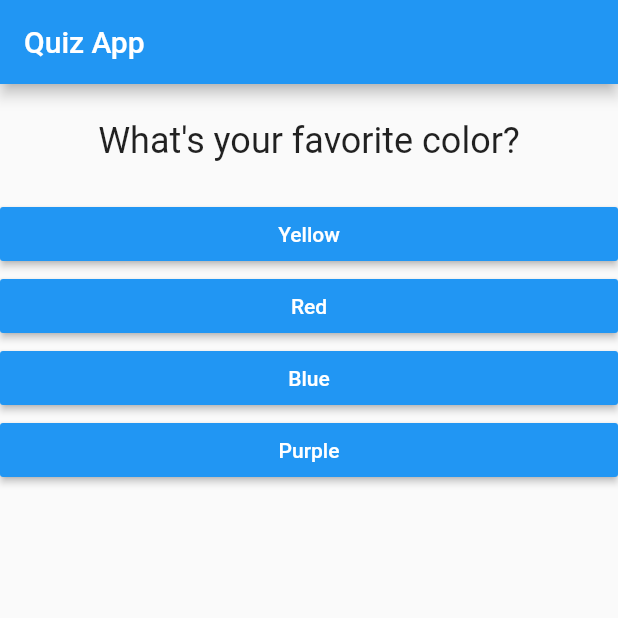
After one commit to yoga-au/learn-flutter-part-1, a Flutter app: the screen it shows after launch, on a phone screen of 412 x 824 dp, the top half of it. The commit adds this screen. Run offline on Flutter 3.47's test engine with Material 2 defaults, Android fonts, the phone set to English and light mode, and no system bars.

Commit message:
splitting widget

```diff
--- a/lib/main.dart
+++ b/lib/main.dart
@@ -2,8 +2,8 @@
 import 'package:flutter/material.dart';
 
 // custom widget import
-import './question.dart';
-import './answer.dart';
+import './quiz.dart';
+import './result.dart';
 
 void main() => runApp(App());
 
@@ -18,7 +18,7 @@ class App extends StatefulWidget {
 class _AppState extends State<App> {
   var _questionIndex = 0;
 
-  static const questions = [
+  static const _questions = [
     {
       'question': 'What\'s your favorite color?',
       'answers': ['Yellow', 'Red', 'Blue', 'Purple'],
@@ -47,20 +47,12 @@ class _AppState extends State<App> {
           appBar: AppBar(
             title: Text('Quiz App'),
           ),
-          body: _questionIndex < questions.length
-              ? Column(
-                  children: [
-                    Question(
-                        questionText: questions[_questionIndex]['question']),
-                    ...(questions[_questionIndex]['answers'] as List<String>)
-                        .map((answer) {
-                      return Answer(_answerQuestion, answer);
-                    }).toList()
-                  ],
-                )
-              : Center(
-                  child: Text('You did it!'),
-                )),
+          body: _questionIndex < _questions.length
+              ? Quiz(
+                  questionList: _questions,
+                  questionIndex: _questionIndex,
+                  answerHandler: _answerQuestion)
+              : Result()),
     );
   }
 }
--- a/lib/question.dart
+++ b/lib/question.dart
@@ -4,7 +4,7 @@ class Question extends StatelessWidget {
   final String questionText;
 
   // constructor can be treated like props in react
-  Question({this.questionText});
+  Question({@required this.questionText});
 
   @override
   Widget build(BuildContext context) {
--- /dev/null
+++ b/lib/quiz.dart
@@ -0,0 +1,29 @@
+import 'package:flutter/material.dart';
+
+// import custom widget
+import './question.dart';
+import './answer.dart';
+
+class Quiz extends StatelessWidget {
+  final List<Map<String, Object>> questionList;
+  final int questionIndex;
+  final Function answerHandler;
+
+  Quiz(
+      {@required this.questionList,
+      @required this.questionIndex,
+      @required this.answerHandler});
+
+  @override
+  Widget build(BuildContext context) {
+    return Column(
+      children: [
+        Question(questionText: questionList[questionIndex]['question']),
+        ...(questionList[questionIndex]['answers'] as List<String>)
+            .map((answer) {
+          return Answer(answerHandler, answer);
+        }).toList()
+      ],
+    );
+  }
+}
```
Also changed, not shown: lib/result.dart (added, +10 -0 lines), 1 other file.
